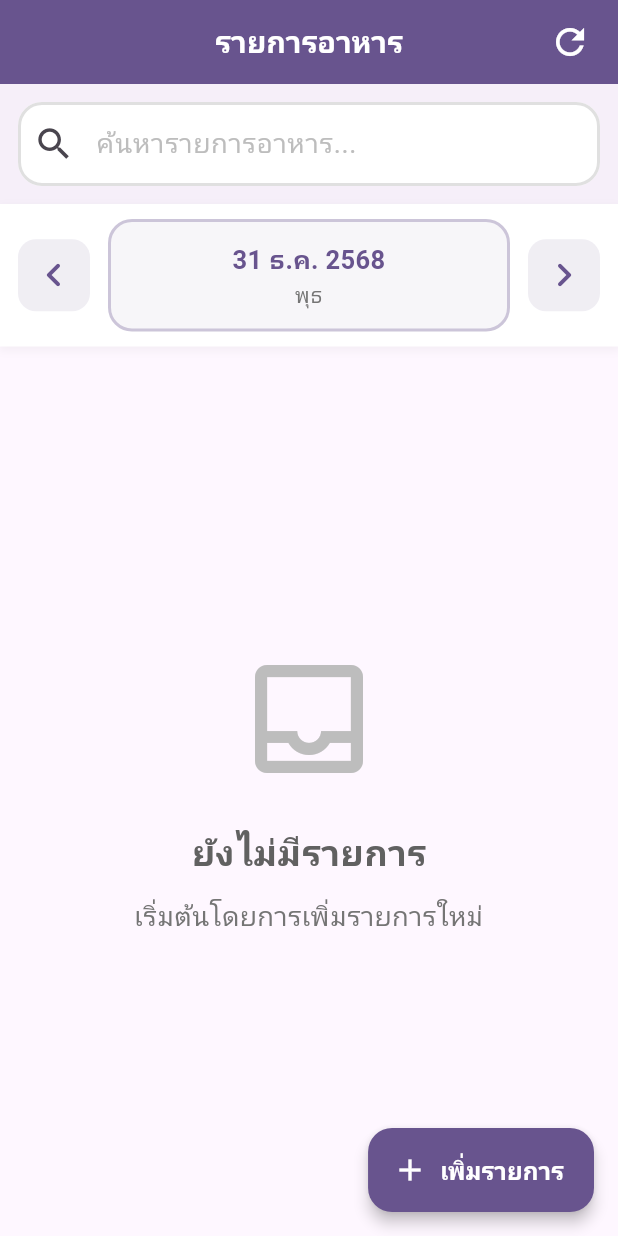
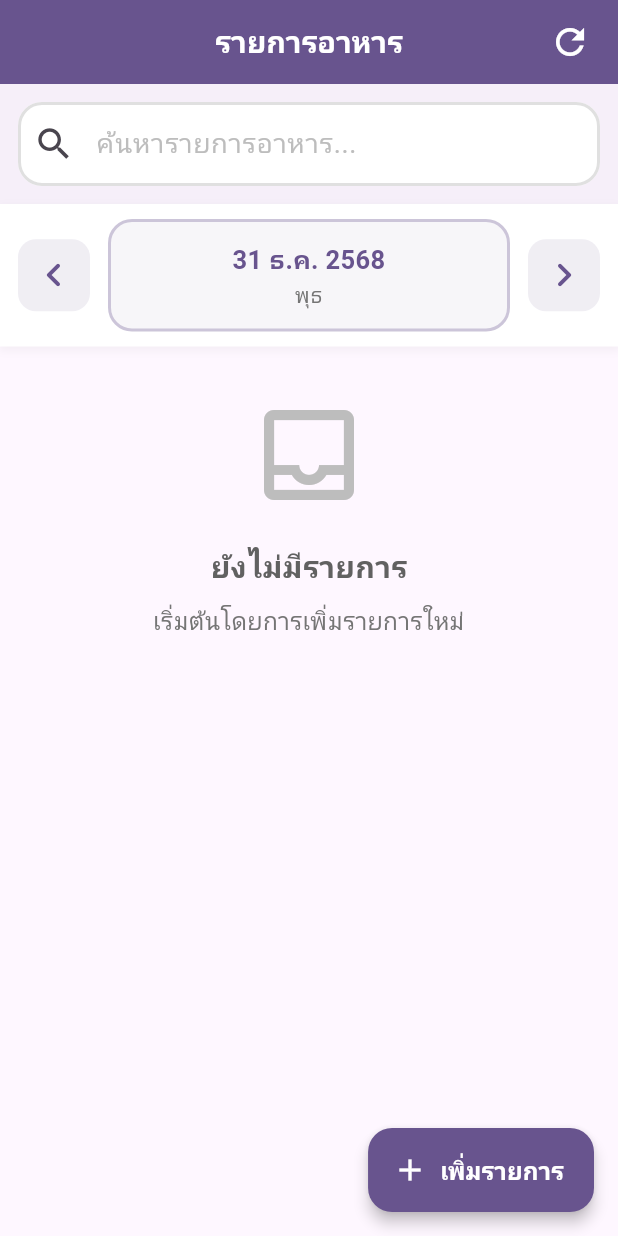
Before and after one commit to ppp3ppj/food_book, a Flutter app: the screen it shows after launch, on a phone screen of 412 x 824 dp. Run offline on Flutter 3.47's test engine with Material 3 defaults, Android fonts, the phone set to English and light mode, and no system bars; our stand-ins replace flutter_hooks, flutter_riverpod, go_router, hooks_riverpod; missing offline and left inert: sqlite3.

Commit message:
Refactor empty state display in ItemListScreen; replace Center with SingleChildScrollView and adjust padding, icon size, and text styles for improved aesthetics and readability

```diff
--- a/lib/views/item_list_screen.dart
+++ b/lib/views/item_list_screen.dart
@@ -350,7 +350,7 @@ class ItemListScreen extends HookConsumerWidget {
 
     // Empty state
     if (filteredItems.isEmpty) {
-      return Center(
+      return SingleChildScrollView(
         child: Padding(
           padding: const EdgeInsets.all(32.0),
           child: Column(
@@ -358,26 +358,26 @@ class ItemListScreen extends HookConsumerWidget {
             children: [
               Icon(
                 searchQuery.isEmpty ? Icons.inbox_outlined : Icons.search_off,
-                size: 96,
+                size: 80,
                 color: Colors.grey[400],
               ),
-              const SizedBox(height: 24),
+              const SizedBox(height: 20),
               Text(
                 searchQuery.isEmpty
                     ? 'ยังไม่มีรายการ'
                     : 'ไม่พบรายการ',
                 style: TextStyle(
-                  fontSize: 24,
+                  fontSize: 20,
                   fontWeight: FontWeight.bold,
                   color: Colors.grey[700],
                 ),
               ),
-              const SizedBox(height: 12),
+              const SizedBox(height: 10),
               Text(
                 searchQuery.isEmpty
                     ? 'เริ่มต้นโดยการเพิ่มรายการใหม่'
                     : 'ลองค้นหาด้วยคำอื่น',
-                style: TextStyle(fontSize: 18, color: Colors.grey[600]),
+                style: TextStyle(fontSize: 16, color: Colors.grey[600]),
                 textAlign: TextAlign.center,
               ),
             ],
```
